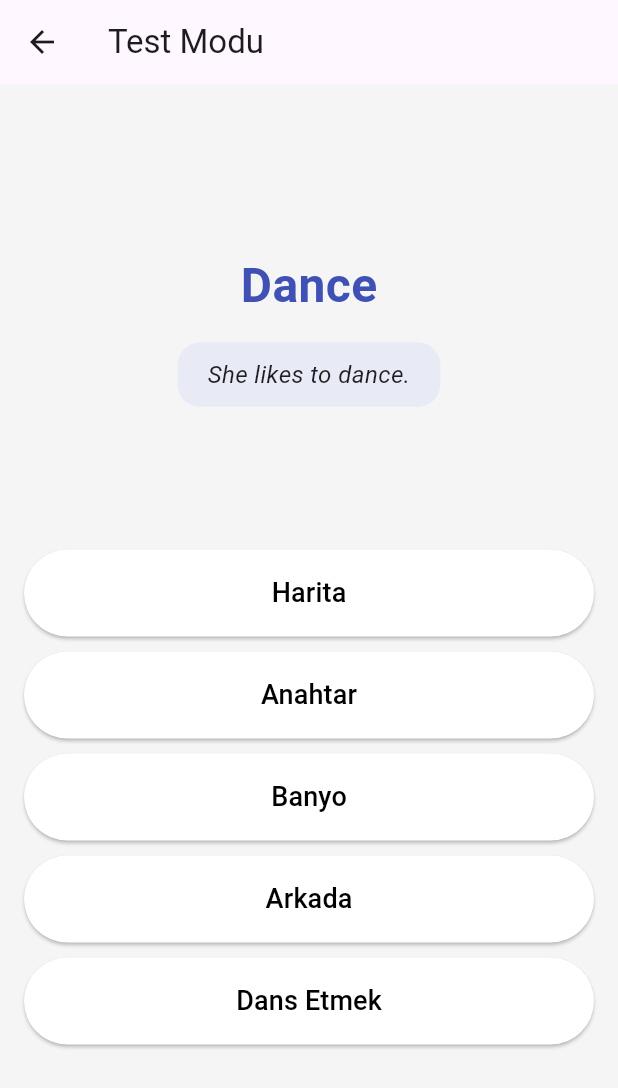
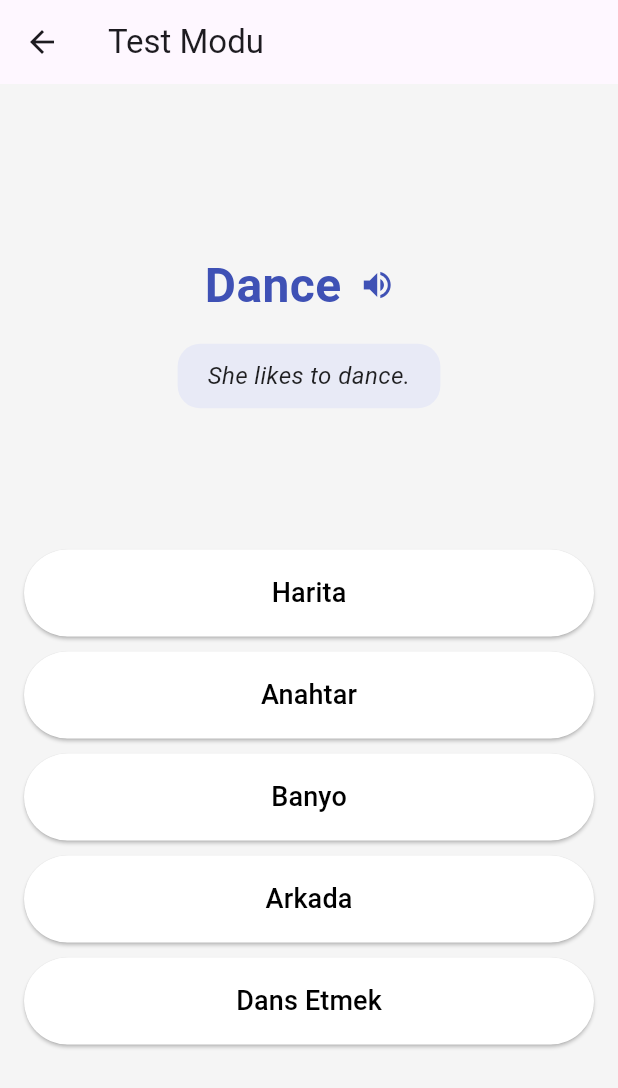
Before and after one commit to batuhanculhacioglu/EnglishQuiz, a Flutter app: the QuizScreen screen opened directly, after a tap on "Oda", on a phone screen of 412 x 824 dp. Shown: the top 1088 px of the screen. Run offline on Flutter 3.47's test engine with Material 3 defaults, Android fonts, the phone set to English and light mode, and no system bars; our stand-ins replace audioplayers, csv, file_picker, flutter_tts, shared_preferences; accounts and stored records are empty.

Commit message:
sesli okuma özelligi quiz ve time trial ekranlarina eklendi.

```diff
--- a/lib/screens/home_screen.dart
+++ b/lib/screens/home_screen.dart
@@ -4,6 +4,7 @@ import '../services/word_manager.dart';
 import 'study_screen.dart';
 import 'time_trial_screen.dart';
 import 'quiz_screen.dart';
+import 'settings_screen.dart';
 
 class HomeScreen extends StatefulWidget {
   const HomeScreen({super.key});
@@ -503,6 +504,20 @@ class _HomeScreenState extends State<HomeScreen> {
             ),
           ),
           const Divider(),
+
+          ListTile(
+            leading: const Icon(Icons.settings, color: Colors.grey),
+            title: const Text("Ayarlar"),
+            onTap: () {
+              Navigator.pop(context); // Drawer'ı kapat
+              // SettingsScreen'i import etmeyi unutmayın: import 'settings_screen.dart';
+              Navigator.push(
+                context,
+                MaterialPageRoute(builder: (_) => const SettingsScreen()),
+              );
+            },
+          ),
+
           ListTile(
             leading: const Icon(Icons.delete_forever, color: Colors.red),
             title: const Text("Verileri Sıfırla"),
--- a/lib/screens/quiz_screen.dart
+++ b/lib/screens/quiz_screen.dart
@@ -1,6 +1,7 @@
 import 'package:flutter/material.dart';
 import '../models/word_model.dart';
 import '../services/word_manager.dart';
+import '../services/tts_manager.dart';
 
 class QuizScreen extends StatefulWidget {
   final List<Word> sourceWords;
@@ -45,6 +46,10 @@ class _QuizScreenState extends State<QuizScreen> {
           ],
         ),
       );
+
+      if (_currentQuestion != null) {
+        ttsManager.autoSpeak(_currentQuestion!.english);
+      }
       return;
     }
 
@@ -100,6 +105,9 @@ class _QuizScreenState extends State<QuizScreen> {
                 child: Column(
                   mainAxisSize: MainAxisSize.min,
                   children: [
+                    Row(
+                      mainAxisAlignment: MainAxisAlignment.center,
+                      children: [
                         Text(
                           _currentQuestion!.english,
                           style: const TextStyle(
@@ -107,6 +115,16 @@ class _QuizScreenState extends State<QuizScreen> {
                             fontWeight: FontWeight.bold,
                             color: Colors.indigo,
                           ),
+                        ),
+                        IconButton(
+                          icon: const Icon(
+                            Icons.volume_up,
+                            color: Colors.indigo,
+                          ),
+                          onPressed: () =>
+                              ttsManager.speak(_currentQuestion!.english),
+                        ),
+                      ],
                     ),
                     const SizedBox(height: 15),
                     Container(
```
Also changed, not shown: lib/screens/settings_screen.dart (added, +39 -0 lines), lib/screens/study_screen.dart (+24 -1 lines), lib/screens/time_trial_screen.dart (+15 -0 lines), lib/services/tts_manager.dart (+24 -2 lines). Lines whose indentation alone changed are shown as unchanged.
